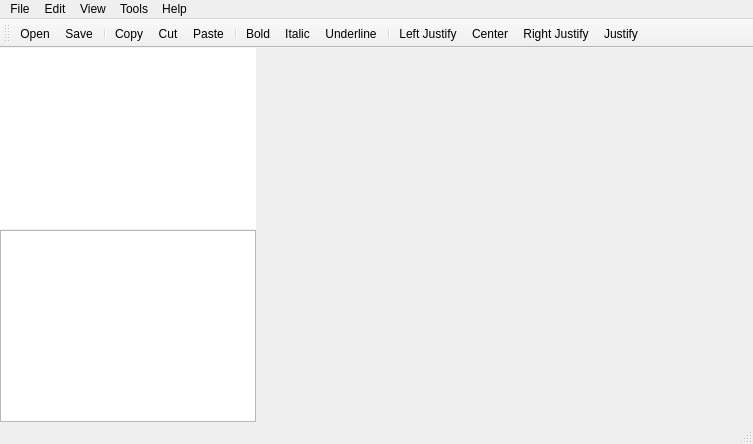
The window that src/mainwindow.ui (iPenguin/NotePages) describes before a commit, drawn with Qt 5.
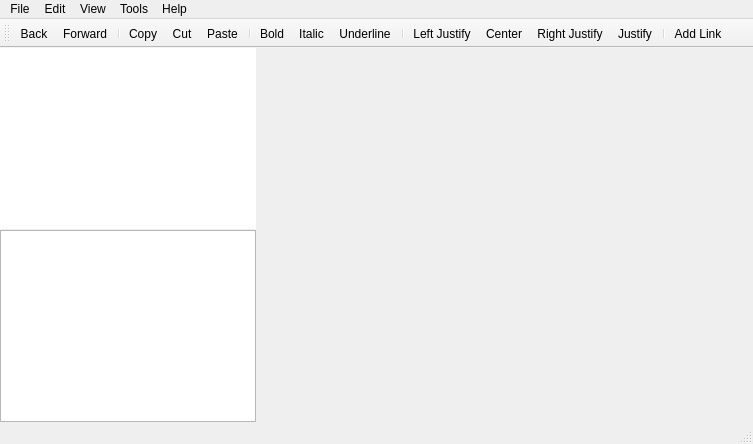
The same window after the commit. Icons and pictures are not drawn.

Commit message: Update icons, and add Link Dialog for adding and editing links. WIP

What changed in the file:
```diff
--- a/src/mainwindow.ui
+++ b/src/mainwindow.ui
@@ -198,8 +198,8 @@
    <attribute name="toolBarBreak">
     <bool>false</bool>
    </attribute>
-   <addaction name="actionOpen"/>
-   <addaction name="actionSave"/>
+   <addaction name="actionBack"/>
+   <addaction name="actionForward"/>
    <addaction name="separator"/>
    <addaction name="actionCopy"/>
    <addaction name="actionCut"/>
@@ -213,6 +213,8 @@
    <addaction name="actionCenterJustify"/>
    <addaction name="actionRightJustify"/>
    <addaction name="actionJustify"/>
+   <addaction name="separator"/>
+   <addaction name="actionAddLink"/>
   </widget>
   <widget class="QStatusBar" name="statusBar"/>
   <action name="actionOpen">
@@ -424,6 +426,33 @@
     <string>Ctrl+N</string>
    </property>
   </action>
+  <action name="actionAddLink">
+   <property name="icon">
+    <iconset resource="../desktopWiki.qrc">
+     <normaloff>:/images/insert_link.svgz</normaloff>:/images/insert_link.svgz</iconset>
+   </property>
+   <property name="text">
+    <string>Add Link</string>
+   </property>
+  </action>
+  <action name="actionBack">
+   <property name="icon">
+    <iconset resource="../desktopWiki.qrc">
+     <normaloff>:/images/back.svgz</normaloff>:/images/back.svgz</iconset>
+   </property>
+   <property name="text">
+    <string>Back</string>
+   </property>
+  </action>
+  <action name="actionForward">
+   <property name="icon">
+    <iconset resource="../desktopWiki.qrc">
+     <normaloff>:/images/forward.svgz</normaloff>:/images/forward.svgz</iconset>
+   </property>
+   <property name="text">
+    <string>Forward</string>
+   </property>
+  </action>
  </widget>
  <layoutdefault spacing="6" margin="11"/>
  <resources>
```
The commit also changes 15 other files.
